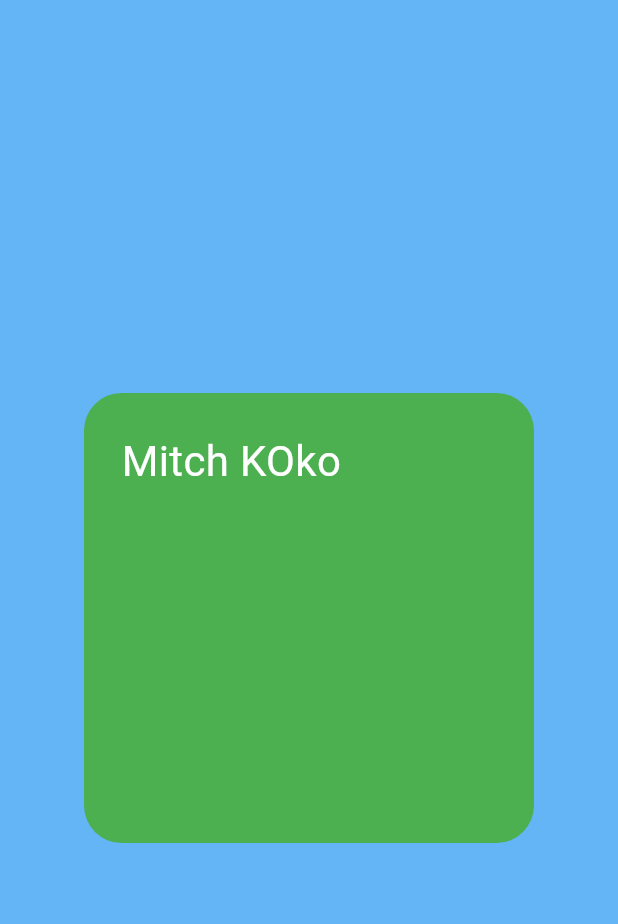
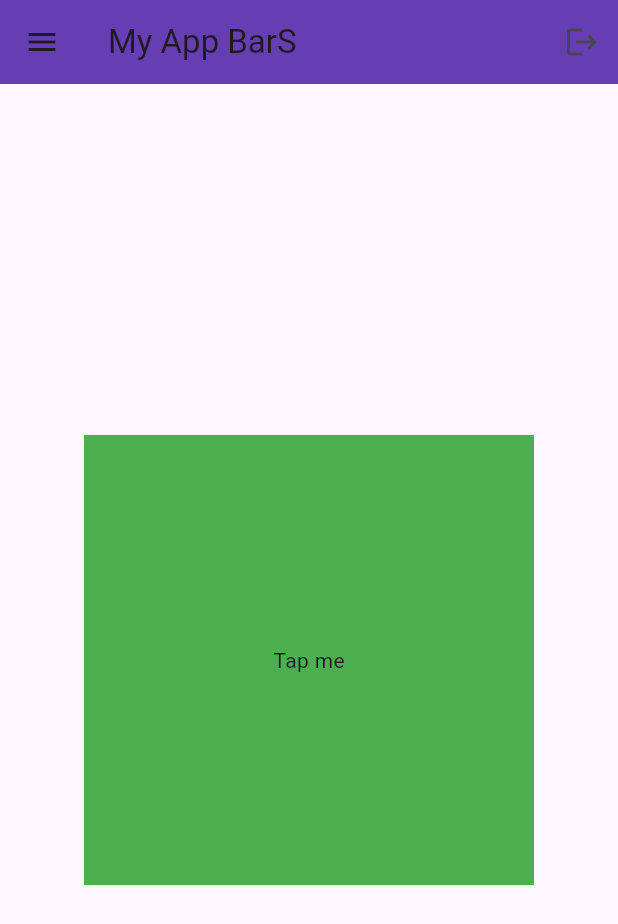
Before and after one commit to Arufiand/emboh-ki-opo-cok-cok, a Flutter app: the screen it shows after launch, on a phone screen of 412 x 824 dp. Shown: the top 924 px of the screen. Run offline on Flutter 3.47's test engine with Material 3 defaults, Android fonts, the phone set to English and light mode, and no system bars.

Commit message:
feat(Flutter_fundamentals): Fundamental OK

```diff
--- a/lib/main.dart
+++ b/lib/main.dart
@@ -7,27 +7,98 @@ void main() {
 class MyApp extends StatelessWidget {
   const MyApp({super.key});
 
+  void userTapped() {
+    print("user Tapped");
+  }
+
   @override
   Widget build(BuildContext context) {
     return MaterialApp(
       debugShowCheckedModeBanner: false,
       home: Scaffold(
-        backgroundColor: Colors.blue[300],
+        appBar: AppBar(
+          title: Text("My App BarS"),
+          backgroundColor: Colors.deepPurple,
+          elevation: 200,
+          leading: Icon(Icons.menu),
+          actions: [IconButton(onPressed: () {}, icon: Icon(Icons.logout))],
+        ),
+
         body: Center(
-          child: Container(
-            height: 300,
-            width: 300,
-            decoration: BoxDecoration(
-              color: Colors.green[500],
-              borderRadius: BorderRadius.circular(25),
-            ),
-            padding: EdgeInsets.all(25),
-            child: Text(
-              "Mitch KOko",
-              style: TextStyle(color: Colors.white, fontSize: 28),
+          child: GestureDetector(
+            onTap: userTapped,
+            child: Container(
+              height: 300,
+              width: 300,
+              color: Colors.green,
+              child: Center(child: Text("Tap me")),
             ),
           ),
         ),
+
+        // body: Stack(
+        //   alignment: Alignment.bottomRight,
+        //   children: [
+        //     Container(
+        //       height: 300,
+        //       width: 300,
+        //       decoration: BoxDecoration(color: Colors.green),
+        //     ),
+        //     Container(
+        //       height: 200,
+        //       width: 200,
+        //       decoration: BoxDecoration(color: Colors.green[400]),
+        //     ),
+        //
+        //     Container(
+        //       height: 100,
+        //       width: 100,
+        //       decoration: BoxDecoration(color: Colors.green[200]),
+        //     ),
+        //   ],
+        // ),
+
+        // body: GridView.builder(
+        //   itemCount: 64,
+        //   gridDelegate: SliverGridDelegateWithFixedCrossAxisCount(
+        //     crossAxisCount: 4,
+        //   ),
+        //   itemBuilder: (context, index) =>
+        //       Container(color: Colors.deepPurple, margin: EdgeInsets.all(2)),
+        // ),
+
+        // body: ListView(
+        //   children: [
+        //     Container(
+        //       height: 200,
+        //       decoration: BoxDecoration(color: Colors.green),
+        //     ),
+        //     Container(
+        //       height: 200,
+        //       decoration: BoxDecoration(color: Colors.green[400]),
+        //     ),
+        //
+        //     Container(
+        //       height: 200,
+        //       decoration: BoxDecoration(color: Colors.green[200]),
+        //     ),
+        //   ],
+        // ),
+        // body: Center(
+        // child: Container(
+        //   height: 300,
+        //   width: 300,
+        //   decoration: BoxDecoration(
+        //     color: Colors.green[500],
+        //     borderRadius: BorderRadius.circular(25),
+        //   ),
+        //   padding: EdgeInsets.all(25),
+        //   child: Text(
+        //     "Mitch KOko",
+        //     style: TextStyle(color: Colors.white, fontSize: 28),
+        //   ),
+        // ),
+        // ),
       ),
     );
   }
```
